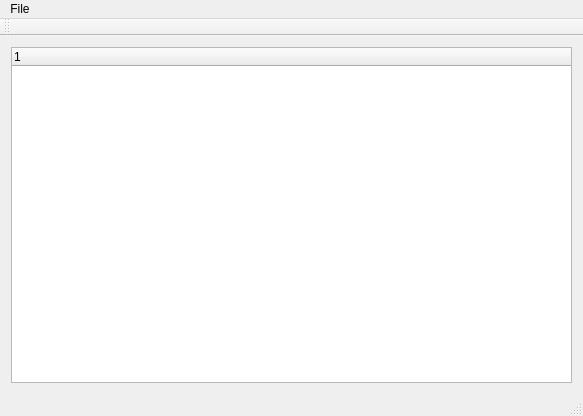
First picture: the form in mainwindow.ui, repository taiyuanfang/mail2000_to_vcard, before the edit.
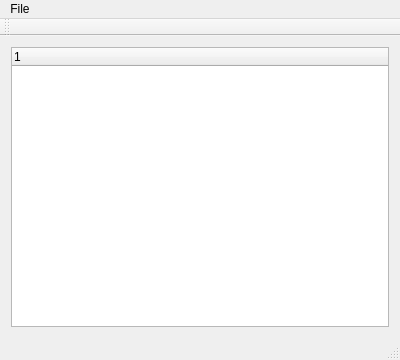
Second picture: the form after the edit.

Commit message: fucos window after drop file

What changed in the file:
```diff
--- a/mainwindow.ui
+++ b/mainwindow.ui
@@ -6,8 +6,8 @@
    <rect>
     <x>0</x>
     <y>0</y>
-    <width>583</width>
-    <height>416</height>
+    <width>400</width>
+    <height>360</height>
    </rect>
   </property>
   <property name="windowTitle">
@@ -34,7 +34,7 @@
     <rect>
      <x>0</x>
      <y>0</y>
-     <width>583</width>
+     <width>400</width>
      <height>22</height>
     </rect>
    </property>
```
Left out of the diff: 4 changed lines with no effect on the pictures. The commit also changes 2 other files.
